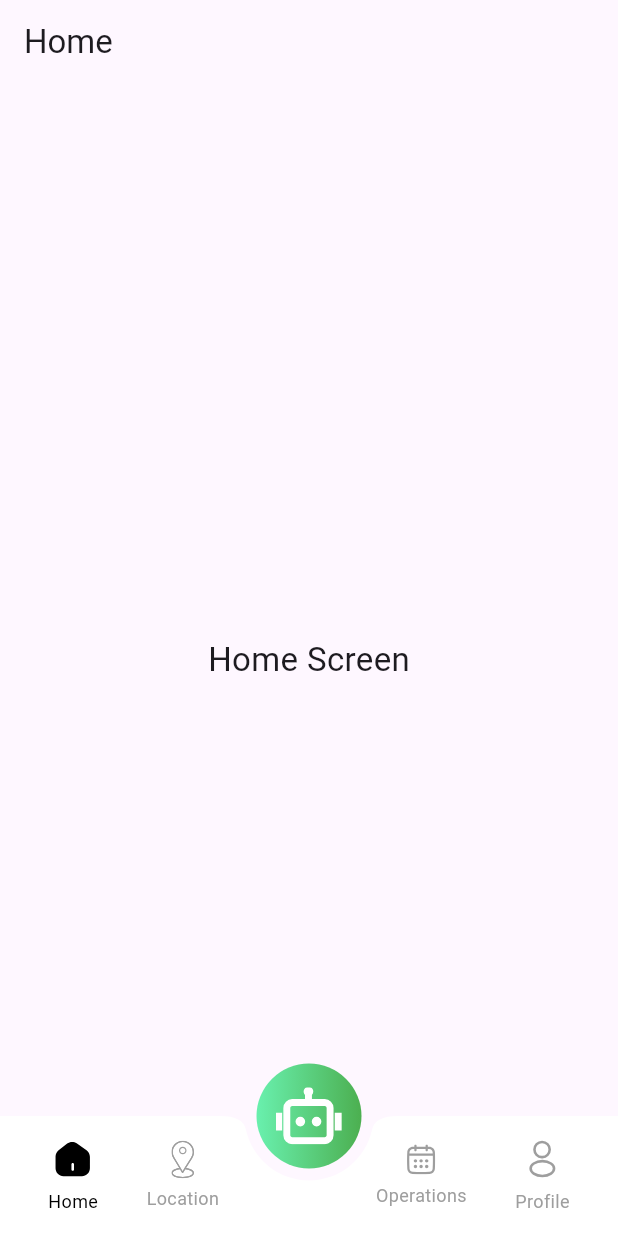
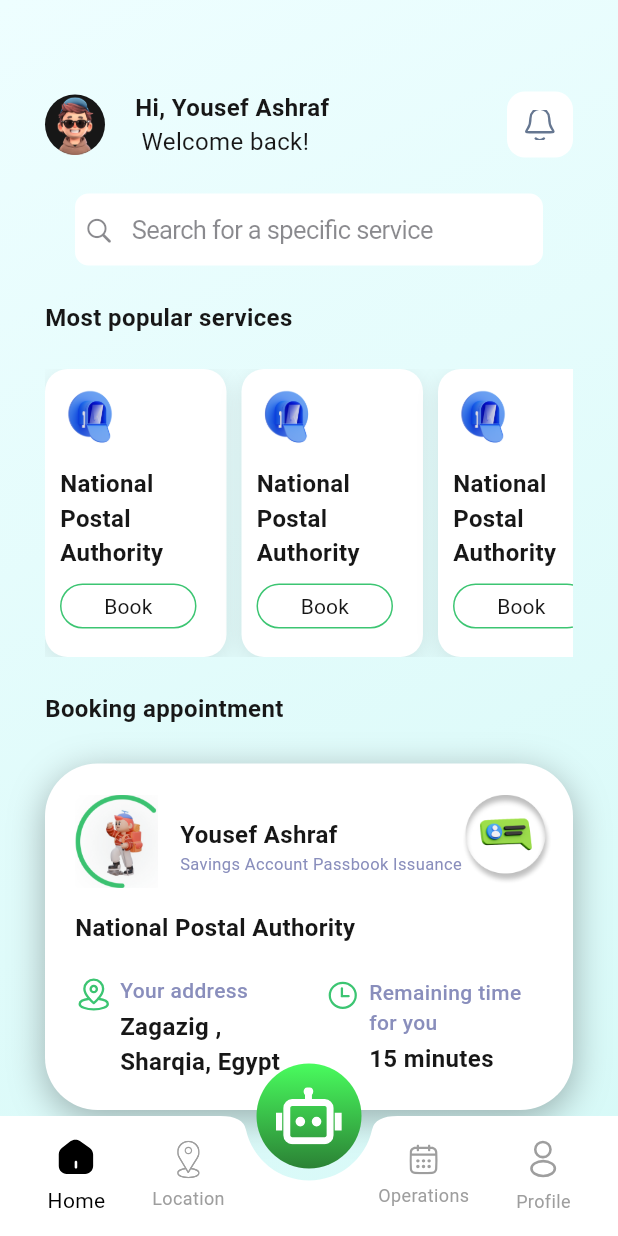
Before and after one commit to Yousef-Ashraf01/smart_queue, a Flutter app: the screen it shows after launch, on a phone screen of 412 x 824 dp. Run offline on Flutter 3.47's test engine with Material 3 defaults, Android fonts, the phone set to English and light mode, and no system bars; our stand-ins replace flutter_svg.

Commit message:
Complete home screen UI

```diff
--- a/lib/core/constants/app_assets.dart
+++ b/lib/core/constants/app_assets.dart
@@ -1,7 +1,17 @@
 class AppAssets {
+  // SVG
   static const String iconHome = 'assets/svg/home.svg';
   static const String iconLocation = 'assets/svg/location.svg';
   static const String iconAi = 'assets/svg/ai.svg';
   static const String iconCalendar = 'assets/svg/calendar.svg';
+  static const String iconLocationAppointment =
+      'assets/svg/location_appointment.svg';
+  static const String iconClock = 'assets/svg/clock.svg';
   static const String iconProfile = 'assets/svg/profile.svg';
+  static const String iconNotifications = 'assets/svg/notifications.svg';
+  // Images
+  static const String imageProfile = 'assets/images/personal_profile.png';
+  static const String imagePostal = 'assets/images/postal.png';
+  static const String imagePersonal = 'assets/images/personal.png';
+  static const String imageLogoBook = 'assets/images/logo_book.png';
 }
--- /dev/null
+++ b/lib/core/styling/app_colors.dart
@@ -0,0 +1,10 @@
+import 'dart:ui';
+
+import 'package:flutter/material.dart';
+
+class AppColors {
+  static const Color blackColor = Color(0xff171717);
+  static const Color whiteColor = Color(0xffffffff);
+  static const Color greyColor = Color(0xffA0A0A0);
+  static const Color primaryColor = Color(0xffFB8C00);
+}
--- /dev/null
+++ b/lib/core/styling/app_styles.dart
@@ -0,0 +1,87 @@
+import 'package:flutter/material.dart';
+
+import 'app_colors.dart';
+
+class AppStyle {
+  static TextStyle normal16black = const TextStyle(
+    fontWeight: FontWeight.normal,
+    fontSize: 16,
+    color: AppColors.blackColor,
+  );
+  static TextStyle normal16white = const TextStyle(
+    fontWeight: FontWeight.normal,
+    fontSize: 16,
+    color: AppColors.whiteColor,
+  );
+  static TextStyle bold16white = const TextStyle(
+    fontWeight: FontWeight.bold,
+    fontSize: 16,
+    color: AppColors.whiteColor,
+  );
+  static TextStyle medium24white = const TextStyle(
+    fontWeight: FontWeight.w500,
+    fontSize: 24,
+    color: AppColors.whiteColor,
+  );
+  static TextStyle medium14white = const TextStyle(
+    fontWeight: FontWeight.w500,
+    fontSize: 14,
+    color: AppColors.whiteColor,
+  );
+  static TextStyle medium12gray = const TextStyle(
+    fontWeight: FontWeight.w500,
+    fontSize: 12,
+    color: AppColors.greyColor,
+  );
+
+  static TextStyle medium14gray = const TextStyle(
+    fontWeight: FontWeight.w500,
+    fontSize: 14,
+    color: AppColors.greyColor,
+  );
+  static TextStyle bold14gray = const TextStyle(
+    fontWeight: FontWeight.bold,
+    fontSize: 14,
+    color: AppColors.greyColor,
+  );
+  static TextStyle regular14black = const TextStyle(
+    fontWeight: FontWeight.normal,
+    fontSize: 14,
+    color: AppColors.blackColor,
+  );
+  static TextStyle medium20white = const TextStyle(
+    fontWeight: FontWeight.w500,
+    fontSize: 20,
+    color: AppColors.whiteColor,
+  );
+  static TextStyle bold24black = const TextStyle(
+    fontWeight: FontWeight.bold,
+    fontSize: 24,
+    color: AppColors.blackColor,
+  );
+  static TextStyle bold20white = const TextStyle(
+    fontWeight: FontWeight.bold,
+    fontSize: 20,
+    color: AppColors.whiteColor,
+  );
+  static TextStyle bold20black = const TextStyle(
+    fontWeight: FontWeight.bold,
+    fontSize: 20,
+    color: AppColors.blackColor,
+  );
+  static TextStyle medium24black = const TextStyle(
+    fontWeight: FontWeight.w500,
+    fontSize: 24,
+    color: AppColors.blackColor,
+  );
+  static TextStyle bold16black = const TextStyle(
+    fontWeight: FontWeight.bold,
+    fontSize: 16,
+    color: AppColors.blackColor,
+  );
+  static TextStyle medium20black = const TextStyle(
+    fontWeight: FontWeight.w500,
+    fontSize: 20,
+    color: AppColors.blackColor,
+  );
+}
--- /dev/null
+++ b/lib/core/widgets/notification_widget.dart
@@ -0,0 +1,28 @@
+import 'package:flutter/material.dart';
+import 'package:flutter_svg/flutter_svg.dart';
+import 'package:smart_queue/core/constants/app_assets.dart';
+import 'package:smart_queue/core/styling/app_colors.dart';
+
+class NotificationWidget extends StatelessWidget {
+  const NotificationWidget({super.key});
+
+  @override
+  Widget build(BuildContext context) {
+    return Container(
+      alignment: Alignment.center,
+      decoration: BoxDecoration(
+        color: AppColors.whiteColor,
+        borderRadius: BorderRadius.circular(12),
+      ),
+      height: 44,
+      width: 44,
+      child: SvgPicture.asset(
+        AppAssets.iconNotifications,
+        color: Color(0xff667791),
+        fit: BoxFit.cover,
+        width: 20,
+        height: 20,
+      ),
+    );
+  }
+}
--- a/lib/features/home/presentation/view/home_screen.dart
+++ b/lib/features/home/presentation/view/home_screen.dart
@@ -1,13 +1,47 @@
-import 'package:flutter/material.dart';
+import 'package:flutter/cupertino.dart';
+import 'package:smart_queue/core/styling/app_styles.dart';
+import 'package:smart_queue/features/home/presentation/view/widgets/book_appointment_widget.dart';
+import 'package:smart_queue/features/home/presentation/view/widgets/home_app_bar.dart';
+import 'package:smart_queue/features/home/presentation/view/widgets/search_text_field.dart';
+import 'package:smart_queue/features/home/presentation/view/widgets/services_list_view.dart';
 
 class HomeScreen extends StatelessWidget {
   const HomeScreen({super.key});
 
   @override
   Widget build(BuildContext context) {
-    return Scaffold(
-      appBar: AppBar(title: Text("Home")),
-      body: Center(child: Text("Home Screen", style: TextStyle(fontSize: 22))),
+    return Stack(
+      children: [
+        Container(
+          width: double.infinity,
+          decoration: BoxDecoration(
+            gradient: LinearGradient(
+              begin: Alignment.topLeft,
+              end: Alignment.bottomRight,
+              colors: [Color(0xffEEFEFF), Color(0xffD6F9F7)],
+            ),
+          ),
+        ),
+        SingleChildScrollView(
+          padding: EdgeInsets.symmetric(vertical: 60, horizontal: 30),
+          child: Column(
+            crossAxisAlignment: CrossAxisAlignment.stretch,
+            children: [
+              HomeAppBar(),
+              SizedBox(height: 23),
+              SearchTextField(),
+              SizedBox(height: 23),
+              Text("Most popular services", style: AppStyle.bold16black),
+              SizedBox(height: 23),
+              ServicesListView(),
+              SizedBox(height: 23),
+              Text("Booking appointment", style: AppStyle.bold16black),
+              SizedBox(height: 25),
+              BookAppointmentWidget(),
+            ],
+          ),
+        ),
+      ],
     );
   }
 }
--- /dev/null
+++ b/lib/features/home/presentation/view/widgets/book_appointment_widget.dart
@@ -0,0 +1,147 @@
+import 'package:flutter/material.dart';
+import 'package:flutter_svg/svg.dart';
+import 'package:smart_queue/core/constants/app_assets.dart';
+import 'package:smart_queue/core/styling/app_colors.dart';
+import 'package:smart_queue/core/styling/app_styles.dart';
+
+class BookAppointmentWidget extends StatelessWidget {
+  const BookAppointmentWidget({super.key});
+
+  @override
+  Widget build(BuildContext context) {
+    return Container(
+      padding: EdgeInsets.symmetric(horizontal: 20, vertical: 21),
+      width: double.infinity,
+      decoration: BoxDecoration(
+        boxShadow: [
+          BoxShadow(
+            color: Colors.black.withOpacity(0.3),
+            offset: const Offset(0, 6),
+            blurRadius: 20,
+            spreadRadius: 0,
+          ),
+        ],
+        color: AppColors.whiteColor,
+        borderRadius: BorderRadius.circular(35),
+      ),
+      child: Column(
+        crossAxisAlignment: CrossAxisAlignment.stretch,
+        children: [
+          Row(
+            crossAxisAlignment: CrossAxisAlignment.start,
+            mainAxisAlignment: MainAxisAlignment.spaceBetween,
+            children: [
+              Row(
+                crossAxisAlignment: CrossAxisAlignment.start,
+                children: [
+                  Image.asset(
+                    AppAssets.imageLogoBook,
+                    width: 55,
+                    height: 62,
+                    fit: BoxFit.cover,
+                  ),
+                  SizedBox(width: 15),
+                  Column(
+                    crossAxisAlignment: CrossAxisAlignment.start,
+                    children: [
+                      SizedBox(height: 15),
+                      Text(
+                        "Yousef Ashraf",
+                        style: AppStyle.bold16black.copyWith(
+                          fontWeight: FontWeight.w700,
+                        ),
+                      ),
+                      Text(
+                        "Savings Account Passbook Issuance",
+                        style: AppStyle.medium14gray.copyWith(
+                          fontWeight: FontWeight.normal,
+                          fontSize: 11,
+                          color: Color(0xff898EBC),
+                        ),
+                      ),
+                    ],
+                  ),
+                ],
+              ),
+              Image.asset(
+                AppAssets.imagePersonal,
+                width: 60,
+                height: 60,
+                fit: BoxFit.cover,
+              ),
+            ],
+          ),
+          SizedBox(height: 15),
+          Text("National Postal Authority", style: AppStyle.bold16black),
+          SizedBox(height: 20),
+          Row(
+            children: [
+              Expanded(
+                child: Row(
+                  crossAxisAlignment: CrossAxisAlignment.start,
+                  children: [
+                    SvgPicture.asset(
+                      AppAssets.iconLocationAppointment,
+                      height: 25,
+                      width: 25,
+                    ),
+                    const SizedBox(width: 5),
+                    Expanded(
+                      child: Column(
+                        crossAxisAlignment: CrossAxisAlignment.start,
+                        children: [
+                          Text(
+                            "Your address",
+                            style: AppStyle.medium14gray.copyWith(
+                              color: const Color(0xff898EBC),
+                            ),
+                          ),
+                          const SizedBox(height: 3),
+                          Text(
+                            "Zagazig , Sharqia, Egypt",
+                            style: AppStyle.bold16black,
+                            maxLines: 2,
+                            overflow: TextOverflow.ellipsis,
+                          ),
+                        ],
+                      ),
+                    ),
+                  ],
+                ),
+              ),
+              const SizedBox(width: 20),
+              Expanded(
+                child: Row(
+                  crossAxisAlignment: CrossAxisAlignment.start,
+                  children: [
+                    SvgPicture.asset(
+                      AppAssets.iconClock,
+                      height: 25,
+                      width: 25,
+                    ),
+                    const SizedBox(width: 5),
+                    Expanded(
+                      child: Column(
+                        crossAxisAlignment: CrossAxisAlignment.start,
+                        children: [
+                          Text(
+                            "Remaining time for you",
+                            style: AppStyle.medium14gray.copyWith(
+                              color: const Color(0xff898EBC),
+                            ),
+                          ),
+                          const SizedBox(height: 3),
+                          Text("15 minutes", style: AppStyle.bold16black),
+                        ],
+                      ),
+                    ),
+                  ],
+                ),
+              ),
+            ],
+          ),
+        ],
+      ),
+    );
+  }
+}
--- /dev/null
+++ b/lib/features/home/presentation/view/widgets/home_app_bar.dart
@@ -0,0 +1,35 @@
+import 'package:flutter/material.dart';
+import 'package:smart_queue/core/constants/app_assets.dart';
+import 'package:smart_queue/core/styling/app_colors.dart';
+import 'package:smart_queue/core/styling/app_styles.dart';
+import 'package:smart_queue/core/widgets/notification_widget.dart';
+
+class HomeAppBar extends StatelessWidget {
+  const HomeAppBar({super.key});
+
+  @override
+  Widget build(BuildContext context) {
+    return Row(
+      mainAxisAlignment: MainAxisAlignment.spaceBetween,
+      children: [
+        Row(
+          children: [
+            CircleAvatar(
+              backgroundColor: AppColors.blackColor,
+              child: Image.asset(AppAssets.imageProfile, fit: BoxFit.cover),
+            ),
+            SizedBox(width: 20),
+            Column(
+              crossAxisAlignment: CrossAxisAlignment.start,
+              children: [
+                Text("Hi, Yousef Ashraf", style: AppStyle.bold16black),
+                Text(" Welcome back!", style: AppStyle.normal16black),
+              ],
+            ),
+          ],
+        ),
+        NotificationWidget(),
+      ],
+    );
+  }
+}
--- /dev/null
+++ b/lib/features/home/presentation/view/widgets/search_text_field.dart
@@ -0,0 +1,19 @@
+import 'package:flutter/cupertino.dart';
+import 'package:smart_queue/core/styling/app_colors.dart';
+
+class SearchTextField extends StatelessWidget {
+  const SearchTextField({super.key});
+
+  @override
+  Widget build(BuildContext context) {
+    return Padding(
+      padding: const EdgeInsets.symmetric(horizontal: 20),
+      child: CupertinoSearchTextField(
+        cursorColor: Color(0xff3CC572),
+        placeholder: "Search for a specific service",
+        backgroundColor: AppColors.whiteColor,
+        padding: EdgeInsets.symmetric(horizontal: 12, vertical: 14),
+      ),
+    );
+  }
+}
--- /dev/null
+++ b/lib/features/home/presentation/view/widgets/services_list_view.dart
@@ -0,0 +1,61 @@
+import 'package:flutter/material.dart';
+import 'package:smart_queue/core/constants/app_assets.dart';
+import 'package:smart_queue/core/styling/app_colors.dart';
+import 'package:smart_queue/core/styling/app_styles.dart';
+
+class ServicesListView extends StatelessWidget {
+  const ServicesListView({super.key});
+
+  @override
+  Widget build(BuildContext context) {
+    return SizedBox(
+      width: 300,
+      height: 192,
+      child: ListView.separated(
+        separatorBuilder: (context, index) => SizedBox(width: 10),
+        scrollDirection: Axis.horizontal,
+        itemCount: 5,
+        itemBuilder: (context, index) {
+          return Container(
+            padding: EdgeInsets.all(10),
+            width: 121,
+            decoration: BoxDecoration(
+              boxShadow: [
+                BoxShadow(
+                  color: Colors.black.withOpacity(0.09),
+                  offset: const Offset(0, 4),
+                  blurRadius: 12,
+                ),
+              ],
+              borderRadius: BorderRadius.circular(15),
+              color: AppColors.whiteColor,
+            ),
+            child: Column(
+              crossAxisAlignment: CrossAxisAlignment.start,
+              children: [
+                CircleAvatar(
+                  backgroundColor: AppColors.whiteColor,
+                  child: Image.asset(AppAssets.imagePostal, fit: BoxFit.cover),
+                ),
+                SizedBox(height: 15),
+                Text("National Postal Authority", style: AppStyle.bold16black),
+                OutlinedButton(
+                  style: OutlinedButton.styleFrom(
+                    side: BorderSide(color: Color(0xff3CC572)),
+                    alignment: Alignment.center,
+                    minimumSize: Size(91, 30),
+                    shape: RoundedRectangleBorder(
+                      borderRadius: BorderRadius.circular(50),
+                    ),
+                  ),
+                  onPressed: () {},
+                  child: Text("Book", style: AppStyle.regular14black),
+                ),
+              ],
+            ),
+          );
+        },
+      ),
+    );
+  }
+}
--- a/lib/features/main/main_screen.dart
+++ b/lib/features/main/main_screen.dart
@@ -31,6 +31,7 @@ class _MainScreenState extends State<MainScreen> {
   @override
   Widget build(BuildContext context) {
     return Scaffold(
+      resizeToAvoidBottomInset: false,
       extendBody: true,
       body: screens[currentIndex],
       floatingActionButtonLocation: FloatingActionButtonLocation.centerDocked,
--- a/lib/features/main/widgets/center_fab.dart
+++ b/lib/features/main/widgets/center_fab.dart
@@ -12,7 +12,11 @@ class CenterFab extends StatelessWidget {
       width: 70,
       decoration: const BoxDecoration(
         shape: BoxShape.circle,
-        gradient: LinearGradient(colors: [Colors.greenAccent, Colors.green]),
+        gradient: LinearGradient(
+          begin: Alignment.topCenter,
+          end: Alignment.bottomCenter,
+          colors: [Color(0xff49FC5E), Color(0xff2B8235)],
+        ),
       ),
       child: IconButton(
         icon: SvgPicture.asset(AppAssets.iconAi, color: Colors.white),
--- a/lib/features/main/widgets/nav_item.dart
+++ b/lib/features/main/widgets/nav_item.dart
@@ -27,7 +27,7 @@ class NavItem extends StatelessWidget {
           Text(
             label,
             style: TextStyle(
-              fontSize: 12,
+              fontSize: isActive ? 14 : 12,
               color: isActive ? Colors.black : Colors.grey,
             ),
           ),
--- a/pubspec.yaml
+++ b/pubspec.yaml
@@ -61,6 +61,7 @@ flutter:
   # To add assets to your application, add an assets section, like this:
   assets:
      - assets/svg/
+     - assets/images/
   #   - images/a_dot_ham.jpeg
 
   # An image asset can refer to one or more resolution-specific "variants", see
```
Also changed, not shown: assets/images/logo_book.png (added), assets/images/personal.png (added), assets/images/personal_profile.png (added), assets/images/postal.png (added), assets/svg/clock.svg (added), assets/svg/location_appointment.svg (added), assets/svg/notifications.svg (added).
